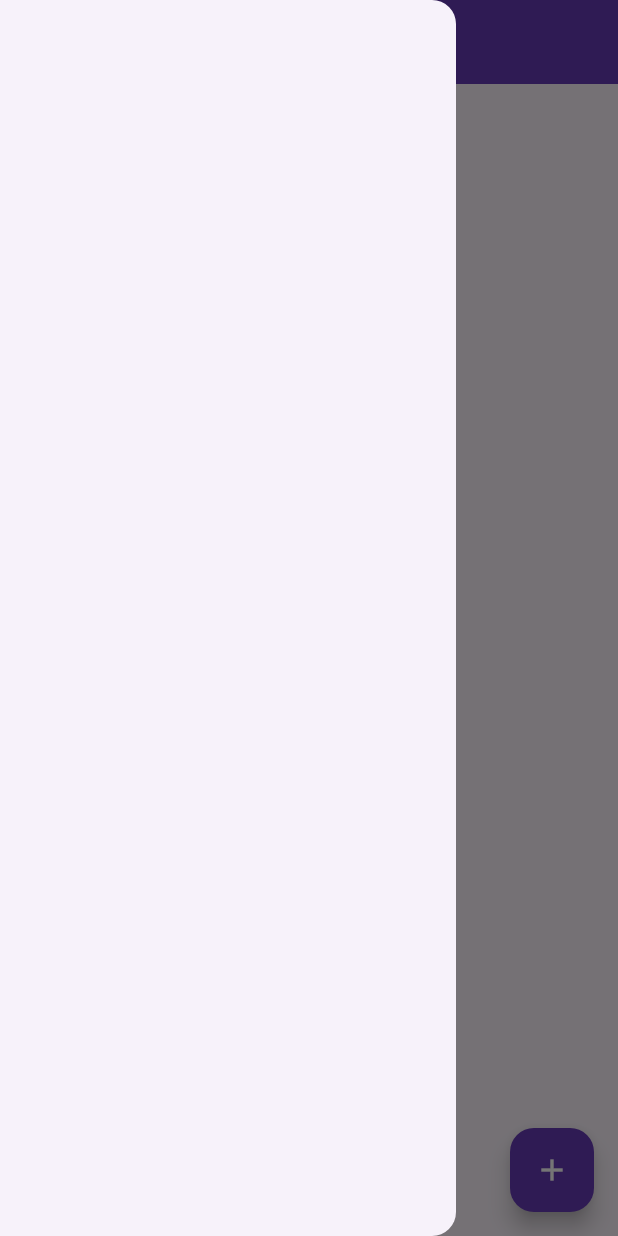
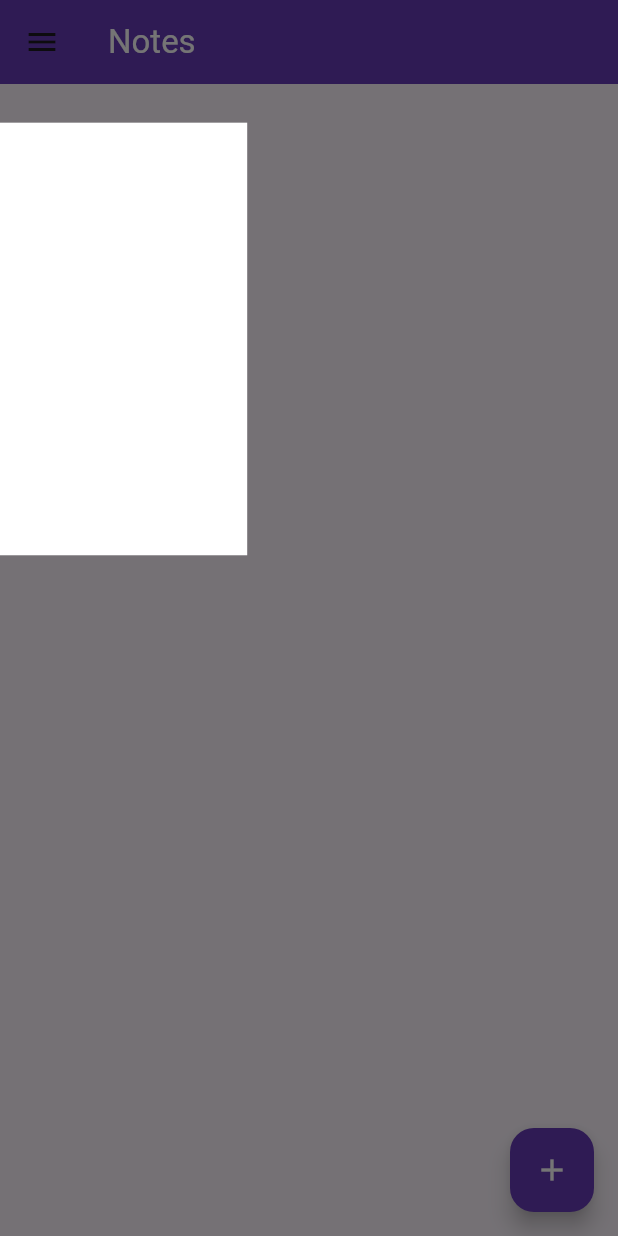
Before and after one commit to suryakant1534/keep_notes, a Flutter app: the screen it shows after launch, with the side drawer open, on a phone screen of 412 x 824 dp. Run offline on Flutter 3.47's test engine with Material 3 defaults, Android fonts, the phone set to English and light mode, and no system bars; our stand-ins replace firebase_core, get, sqflite; accounts and stored records are empty.

```diff
--- a/lib/main.dart
+++ b/lib/main.dart
@@ -4,8 +4,11 @@ import 'package:get/get_navigation/src/root/get_material_app.dart';
 import 'package:keep_notes/screens/note_detail.dart';
 import 'package:keep_notes/screens/note_list.dart';
 import 'package:keep_notes/utils/initial_binding.dart';
+import 'package:firebase_core/firebase_core.dart';
 
-void main() {
+void main() async {
+  WidgetsFlutterBinding.ensureInitialized();
+  await Firebase.initializeApp();
   runApp(const MyApp());
 }
 
--- a/lib/screens/note_list.dart
+++ b/lib/screens/note_list.dart
@@ -11,7 +11,16 @@ class NoteList extends GetView<NoteListController> {
   @override
   Widget build(BuildContext context) {
     return Scaffold(
-      drawer: const Drawer(),
+      drawer: Align(
+        heightFactor: 2.29,
+        alignment: Alignment.topLeft,
+        child: Container(
+          height: Get.height * .35,
+          width: Get.width * .4,
+          color: Colors.white,
+          alignment: Alignment.topLeft,
+        ),
+      ),
       appBar: CustomAppBar.cusAppBar(title: "Notes"),
       body: Obx(
         () => SizedBox(
--- a/pubspec.yaml
+++ b/pubspec.yaml
@@ -37,6 +37,7 @@ dependencies:
   cupertino_icons: ^1.0.2
   sqflite: ^2.3.3+1
   get: ^4.6.6
+  firebase_core: ^3.1.0
 
 dev_dependencies:
   flutter_test:
```
Also changed, not shown: firebase.json (added), lib/firebase_options.dart (added), pubspec.lock, 7 other files.
